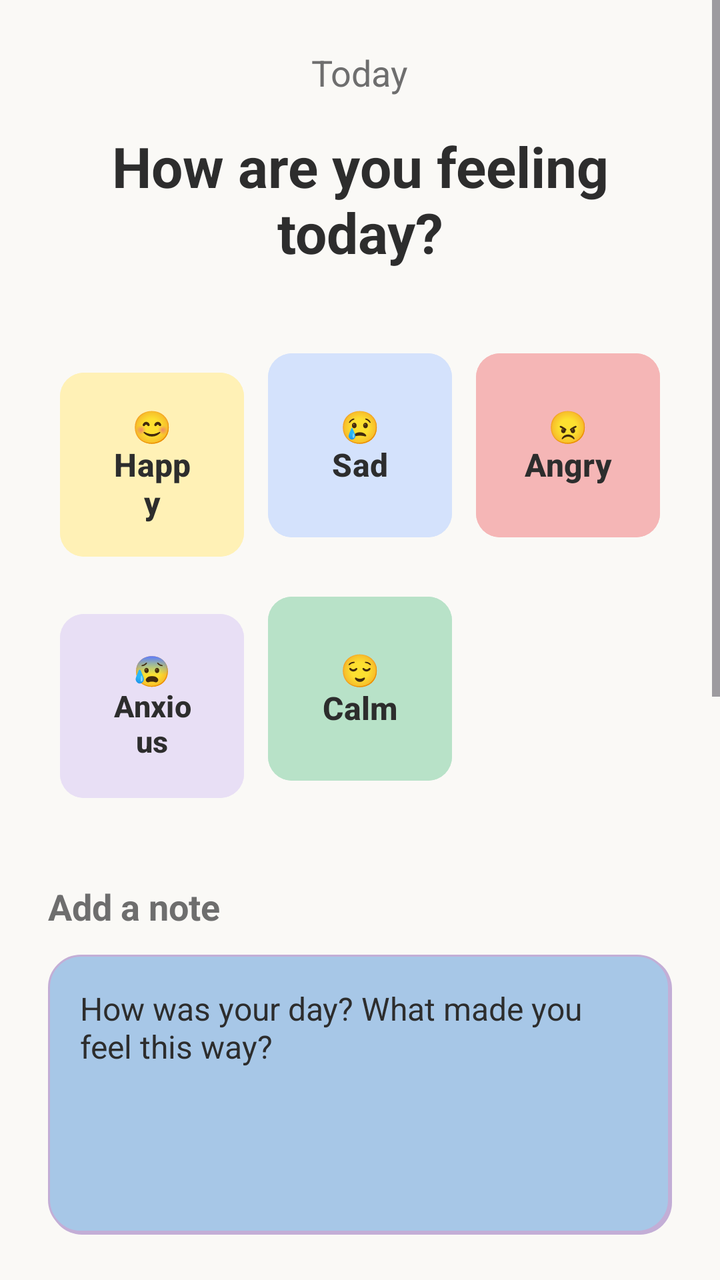
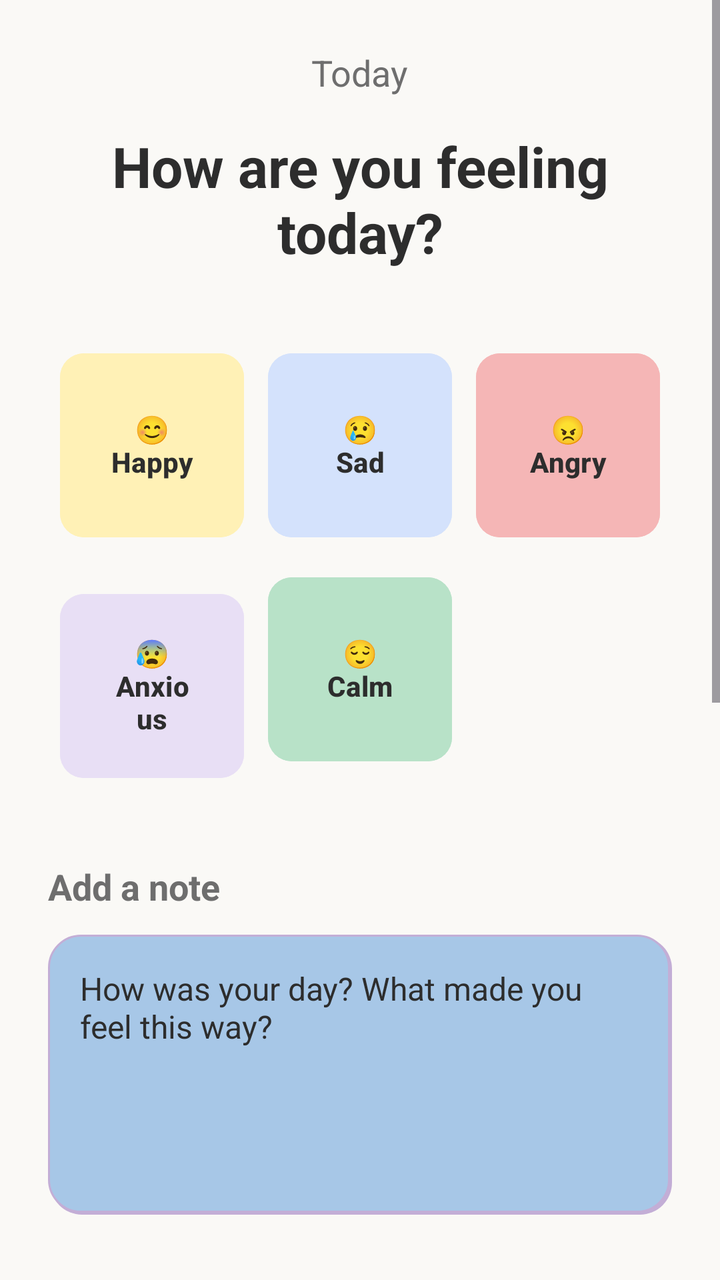

The first picture is an Android layout as it rendered before a commit; the second is the same layout after the commit. The layout source and the unified diff follow.
<!-- AndroidManifest.xml: application theme Theme.MoodJournal -->
<!-- res/layout/activity_main.xml -->
<?xml version="1.0" encoding="utf-8"?>
<ScrollView xmlns:android="http://schemas.android.com/apk/res/android"
    android:layout_width="match_parent"
    android:layout_height="match_parent"
    xmlns:app="http://schemas.android.com/apk/res-auto"
    android:background="@color/background_ivory">

    <LinearLayout
        android:layout_width="match_parent"
        android:layout_height="wrap_content"
        android:orientation="vertical"
        android:padding="24dp">

        
        <TextView
            android:id="@+id/dateTextView"
            android:layout_width="wrap_content"
            android:layout_height="wrap_content"
            android:text="@string/today"
            android:textSize="18sp"
            android:textColor="@color/text_gray"
            android:layout_gravity="center"
            android:layout_marginBottom="16dp" />

        <TextView
            android:layout_width="wrap_content"
            android:layout_height="wrap_content"
            android:text="@string/feeling"
            android:textSize="28sp"
            android:textColor="@color/text_charcoal"
            android:textStyle="bold"
            android:layout_gravity="center"
            android:textAlignment="center"
            android:layout_marginBottom="32dp" />

        
        <LinearLayout
            android:layout_width="match_parent"
            android:layout_height="wrap_content"
            android:orientation="vertical"
            android:layout_marginBottom="24dp">

            <GridLayout
                android:layout_width="match_parent"
                android:layout_height="wrap_content"
                android:layout_marginBottom="32dp"
                android:columnCount="3"
                android:rowCount="2"
                android:useDefaultMargins="true">

                <com.google.android.material.button.MaterialButton
                    android:id="@+id/happyButton"
                    android:layout_width="0dp"
                    android:layout_height="100dp"
                    android:layout_columnWeight="1"
                    android:layout_margin="6dp"
                    android:backgroundTint="@color/mood_happy"
                    android:elevation="4dp"
                    android:text="@string/happy"
                    android:textColor="@color/text_charcoal"
                    android:textSize="16sp"
                    android:textStyle="bold"
                    app:cornerRadius="12dp" />

                <com.google.android.material.button.MaterialButton
                    android:id="@+id/sadButton"
                    android:layout_width="0dp"
                    android:layout_height="100dp"
                    android:layout_columnWeight="1"
                    android:layout_margin="6dp"
                    android:backgroundTint="@color/mood_sad"
                    android:elevation="4dp"
                    android:text="@string/sad"
                    android:textColor="@color/text_charcoal"
                    android:textSize="16sp"
                    android:textStyle="bold"
                    app:cornerRadius="12dp" />

                <com.google.android.material.button.MaterialButton
                    android:id="@+id/angryButton"
                    android:layout_width="0dp"
                    android:layout_height="100dp"
                    android:layout_columnWeight="1"
                    android:layout_margin="6dp"
                    android:backgroundTint="@color/mood_angry"
                    android:elevation="4dp"
                    android:text="@string/angry"
                    android:textColor="@color/text_charcoal"
                    android:textSize="16sp"
                    android:textStyle="bold"
                    app:cornerRadius="12dp" />

                <com.google.android.material.button.MaterialButton
                    android:id="@+id/anxiousButton"
                    android:layout_width="0dp"
                    android:layout_height="100dp"
                    android:layout_columnWeight="1"
                    android:layout_margin="6dp"
                    android:backgroundTint="@color/mood_anxious"
                    android:elevation="4dp"
                    android:text="@string/anxious"
                    android:textColor="@color/text_charcoal"
                    android:textSize="15sp"
                    android:textStyle="bold"
                    app:cornerRadius="12dp" />

                <com.google.android.material.button.MaterialButton
                    android:id="@+id/calmButton"
                    android:layout_width="0dp"
                    android:layout_height="100dp"
                    android:layout_columnWeight="1"
                    android:layout_margin="6dp"
                    android:backgroundTint="@color/mood_calm"
                    android:elevation="4dp"
                    android:text="@string/calm"
                    android:textColor="@color/text_charcoal"
                    android:textSize="16sp"
                    android:textStyle="bold"
                    app:cornerRadius="12dp" />

            </GridLayout>

            <TextView
                android:layout_width="wrap_content"
                android:layout_height="wrap_content"
                android:layout_marginBottom="12dp"
                android:text="@string/note"
                android:textColor="@color/text_gray"
                android:textSize="18sp"
                android:textStyle="bold" />

            <EditText
                android:id="@+id/noteEditText"
                android:layout_width="match_parent"
                android:layout_height="140dp"
                android:layout_marginBottom="32dp"
                android:background="@drawable/modern_style"
                android:gravity="top|start"
                android:hint="@string/day"
                android:inputType="textMultiLine|textCapSentences"
                android:maxLines="6"
                android:padding="16dp"
                android:textColor="@color/text_charcoal"
                android:textColorHint="@color/text_charcoal"
                android:textSize="16sp" />

            <TextView
                android:layout_width="match_parent"
                android:layout_height="wrap_content"
                android:layout_marginBottom="8dp"
                android:text="Add a photo (optional)"
                android:textColor="@color/text_gray"
                android:textSize="16sp"
                android:textStyle="bold" />

            <FrameLayout
                android:layout_width="match_parent"
                android:layout_height="200dp"
                android:background="@drawable/photo_placeholder_background">

                <ImageView
                    android:id="@+id/photoImageView"
                    android:layout_width="match_parent"
                    android:layout_height="match_parent"
                    android:scaleType="centerCrop"
                    android:visibility="gone" />

                <LinearLayout
                    android:id="@+id/photoPlaceholder"
                    android:layout_width="match_parent"
                    android:layout_height="match_parent"
                    android:orientation="vertical"
                    android:gravity="center"
                    android:background="?attr/selectableItemBackground">

                    <TextView
                        android:layout_width="wrap_content"
                        android:layout_height="wrap_content"
                        android:text="📷"
                        android:textSize="48sp"
                        android:layout_marginBottom="8dp"
                        android:alpha="0.6" />

                    <TextView
                        android:layout_width="wrap_content"
                        android:layout_height="wrap_content"
                        android:text="Tap to add photo"
                        android:textSize="14sp"
                        android:textColor="@color/text_gray"
                        android:alpha="0.6" />

                </LinearLayout>

                <ImageButton
                    android:id="@+id/removePhotoButton"
                    android:layout_width="32dp"
                    android:layout_height="32dp"
                    android:layout_gravity="top|end"
                    android:layout_margin="8dp"
                    android:background="@drawable/circle_background"
                    android:src="@android:drawable/ic_menu_close_clear_cancel"
                    android:visibility="gone"
                    android:contentDescription="Remove photo" />

            </FrameLayout>

            <LinearLayout
                android:layout_width="match_parent"
                android:layout_height="wrap_content"
                android:orientation="horizontal"
                android:layout_marginTop="8dp">

                <com.google.android.material.button.MaterialButton
                    android:id="@+id/cameraButton"
                    android:layout_width="0dp"
                    android:layout_height="wrap_content"
                    android:layout_weight="1"
                    android:text="Camera"
                    android:layout_marginEnd="4dp"
                    android:backgroundTint="@color/accent_lilac"
                    android:textColor="@color/white"
                    app:cornerRadius="8dp" />

                <com.google.android.material.button.MaterialButton
                    android:id="@+id/galleryButton"
                    android:layout_width="0dp"
                    android:layout_height="wrap_content"
                    android:layout_weight="1"
                    android:text="Gallery"
                    android:layout_marginStart="4dp"
                    android:backgroundTint="@color/accent_lilac"
                    android:textColor="@color/white"
                    app:cornerRadius="8dp" />

            </LinearLayout>

        </LinearLayout>

        

        

        
        <com.google.android.material.button.MaterialButton
            android:id="@+id/saveButton"
            android:layout_width="match_parent"
            android:layout_height="56dp"
            android:text="@string/save_mood"
            android:textSize="15sp"
            android:textStyle="bold"
            android:backgroundTint="@color/primary_blue"
            android:textColor="@color/black"
            android:elevation="6dp"
            app:cornerRadius="12dp"
            android:layout_marginBottom="40dp" />

        

        <TextView
            android:layout_width="wrap_content"
            android:layout_height="wrap_content"
            android:layout_marginBottom="16dp"
            android:text="@string/panel"
            android:textColor="@color/text_gray"
            android:textSize="18sp"
            android:textStyle="bold" />

        <LinearLayout
            android:layout_width="match_parent"
            android:layout_height="wrap_content"
            android:orientation="horizontal"
            android:gravity="center">

            <com.google.android.material.button.MaterialButton
                android:id="@+id/historyButton"
                android:layout_width="0dp"
                android:layout_height="48dp"
                android:layout_weight="1"
                android:text="@string/history"
                android:backgroundTint="@color/accent_lilac"
                android:textColor="@color/white"
                android:textStyle="bold"
                android:layout_margin="4dp"
                app:cornerRadius="8dp" />

            <com.google.android.material.button.MaterialButton
                android:id="@+id/settingsButton"
                android:layout_width="0dp"
                android:layout_height="48dp"
                android:layout_weight="1"
                android:text="@string/settings"
                android:backgroundTint="@color/accent_lilac"
                android:textColor="@color/white"
                android:textStyle="bold"
                android:layout_margin="4dp"
                app:cornerRadius="8dp" />

            <com.google.android.material.button.MaterialButton
                android:id="@+id/logoutButton"
                android:layout_width="0dp"
                android:layout_height="48dp"
                android:layout_weight="1"
                android:text="@string/logout"
                android:backgroundTint="@color/text_gray"
                android:textColor="@color/white"
                android:textStyle="bold"
                android:layout_margin="4dp"
                app:cornerRadius="8dp" />

        </LinearLayout>

    </LinearLayout>

</ScrollView>
<!-- resources referenced by this layout -->
<resources>
  <color name="accent_lilac">#C3AED6</color>
  <color name="background_ivory">#FAF9F6</color>
  <color name="black">#FF000000</color>
  <color name="mood_angry">#F5B6B6</color>
  <color name="mood_anxious">#E8DFF5</color>
  <color name="mood_calm">#B8E2C8</color>
  <color name="mood_happy">#FFF1B6</color>
  <color name="mood_sad">#D4E2FC</color>
  <color name="primary_blue">#A7C7E7</color>
  <color name="text_charcoal">#2D2D2D</color>
  <color name="text_gray">#6E6E6E</color>
  <color name="white">#FFFFFFFF</color>
  <!-- drawable circle_background (drawable) -->
  <?xml version="1.0" encoding="utf-8"?>
  <shape xmlns:android="http://schemas.android.com/apk/res/android" android:shape="oval">
      <solid android:color="#80000000" />
  </shape>
  <!-- drawable modern_style (drawable) -->
  <?xml version="1.0" encoding="utf-8"?>
  <selector xmlns:android="http://schemas.android.com/apk/res/android">
  
      
      <item android:state_focused="true">
          <layer-list>
              
              <item android:top="2dp" android:left="2dp">
                  <shape android:shape="rectangle">
                      <solid android:color="#30000000" />
                      <corners android:radius="16dp" />
                  </shape>
              </item>
              
              <item android:bottom="2dp" android:right="2dp">
                  <shape android:shape="rectangle">
                      <solid android:color="@color/white" />
                      <corners android:radius="16dp" />
                      <stroke
                          android:width="2dp"
                          android:color="@color/primary_soft_blue" />
                  </shape>
              </item>
          </layer-list>
      </item>
  
      
      <item>
          <layer-list>
              
              <item android:top="1dp" android:left="1dp">
                  <shape android:shape="rectangle">
                      <solid android:color="@color/accent_lilac" />
                      <corners android:radius="16dp" />
                  </shape>
              </item>
              
              <item android:bottom="1dp" android:right="1dp">
                  <shape android:shape="rectangle">
                      <solid android:color="@color/primary_blue" />
                      <corners android:radius="16dp" />
                      <stroke
                          android:width="1dp"
                          android:color="@color/accent_lilac" />
                  </shape>
              </item>
          </layer-list>
      </item>
  
  </selector>
  <!-- drawable photo_placeholder_background (drawable) -->
  <?xml version="1.0" encoding="utf-8"?>
  <shape xmlns:android="http://schemas.android.com/apk/res/android">
      <solid android:color="#F5F5F5" />
      <stroke android:width="2dp" android:color="#E0E0E0" android:dashWidth="10dp" android:dashGap="5dp" />
      <corners android:radius="8dp" />
  </shape>
  <string name="angry">😠\nAngry</string>
  <string name="anxious">😰\nAnxious</string>
  <string name="calm">😌\nCalm</string>
  <string name="day">How was your day? What made you feel this way?</string>
  <string name="feeling">How are you feeling today?</string>
  <string name="happy">😊\nHappy</string>
  <string name="history">History</string>
  <string name="logout">Logout</string>
  <string name="note">Add a note</string>
  <string name="panel">User Panel</string>
  <string name="sad">😢\nSad</string>
  <string name="save_mood">Save Mood</string>
  <string name="settings">️Settings</string>
  <string name="today">Today</string>
  <style name="Theme.MoodJournal" parent="Theme.Material3.DayNight.NoActionBar">
          
          
      </style>
  <color name="primary_soft_blue">#A0C4FF</color>
</resources>

<!-- the commit's change to res/layout/activity_main.xml (unified diff, before → after) -->
@@ -58,7 +58,7 @@
                     android:elevation="4dp"
                     android:text="@string/happy"
                     android:textColor="@color/text_charcoal"
-                    android:textSize="16sp"
+                    android:textSize="14sp"
                     android:textStyle="bold"
                     app:cornerRadius="12dp" />
 
@@ -72,7 +72,7 @@
                     android:elevation="4dp"
                     android:text="@string/sad"
                     android:textColor="@color/text_charcoal"
-                    android:textSize="16sp"
+                    android:textSize="14sp"
                     android:textStyle="bold"
                     app:cornerRadius="12dp" />
 
@@ -86,7 +86,7 @@
                     android:elevation="4dp"
                     android:text="@string/angry"
                     android:textColor="@color/text_charcoal"
-                    android:textSize="16sp"
+                    android:textSize="14sp"
                     android:textStyle="bold"
                     app:cornerRadius="12dp" />
 
@@ -100,7 +100,7 @@
                     android:elevation="4dp"
                     android:text="@string/anxious"
                     android:textColor="@color/text_charcoal"
-                    android:textSize="15sp"
+                    android:textSize="14sp"
                     android:textStyle="bold"
                     app:cornerRadius="12dp" />
 
@@ -114,7 +114,7 @@
                     android:elevation="4dp"
                     android:text="@string/calm"
                     android:textColor="@color/text_charcoal"
-                    android:textSize="16sp"
+                    android:textSize="14sp"
                     android:textStyle="bold"
                     app:cornerRadius="12dp" />
 
